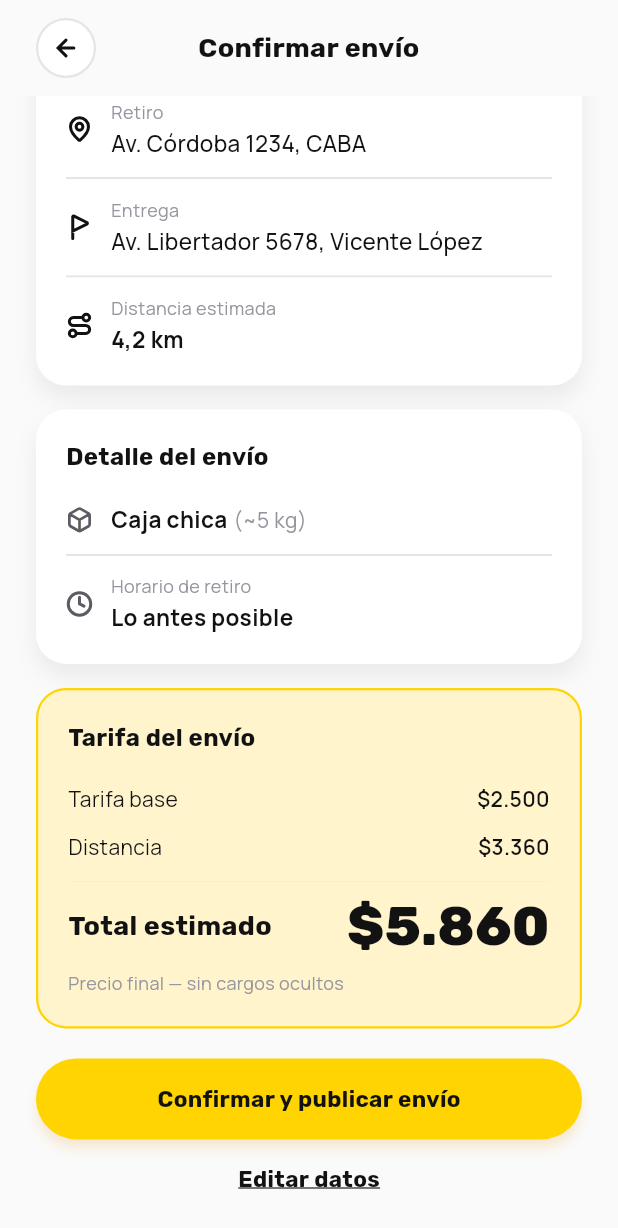
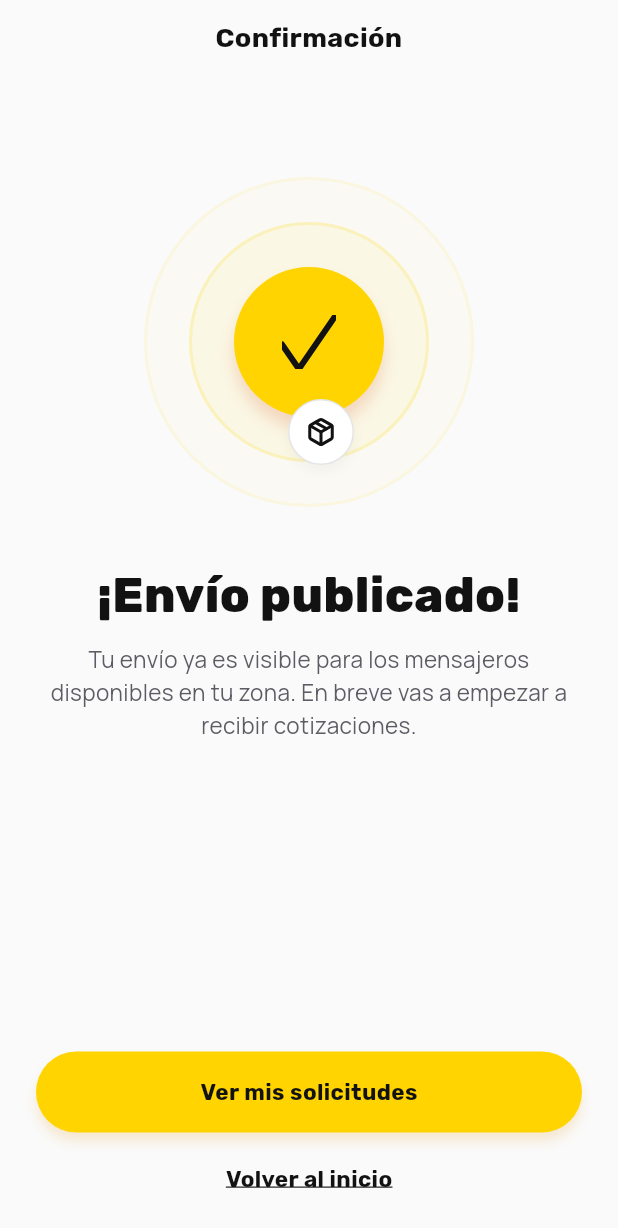
Before and after one commit to Fletesflex/fletesflex-vsc, a Flutter app: the MensajeriaConfirmacionScreen screen opened by its route, scrolled down 121 dp, after a tap on "Confirmar y publicar envío", on a phone screen of 412 x 824 dp. Shown: the top 1228 px of the screen. Run offline on Flutter 3.47's test engine with Material 3 defaults, Android fonts, the phone set to English and light mode, and no system bars; our stand-ins replace flutter_svg, google_fonts.

Commit message:
mensajeria publicada
Co-Authored-By: Claude Sonnet 5 <noreply@anthropic.com>

```diff
--- a/lib/routes.dart
+++ b/lib/routes.dart
@@ -20,6 +20,7 @@ import 'screens/login_screen.dart';
 import 'screens/mensajeria_confirmacion_screen.dart';
 import 'screens/mensajeria_paso1_screen.dart';
 import 'screens/mensajeria_paso2_screen.dart';
+import 'screens/mensajeria_publicada_screen.dart';
 import 'screens/mis_ofertas_screen.dart';
 import 'screens/oferta_enviada_screen.dart';
 import 'screens/pago_resultado_screens.dart';
@@ -52,6 +53,7 @@ abstract final class AppRoutes {
   static const String mensajeriaPaso1 = '/mensajeria/paso-1';
   static const String mensajeriaPaso2 = '/mensajeria/paso-2';
   static const String mensajeriaConfirmacion = '/mensajeria/confirmacion';
+  static const String mensajeriaPublicada = '/mensajeria/publicada';
 
   // Requester: offers.
   static const String listadoOfertas = '/ofertas';
@@ -110,6 +112,7 @@ abstract final class AppRoutes {
     mensajeriaPaso1: (_) => const MensajeriaPaso1Screen(),
     mensajeriaPaso2: (_) => const MensajeriaPaso2Screen(),
     mensajeriaConfirmacion: (_) => const MensajeriaConfirmacionScreen(),
+    mensajeriaPublicada: (_) => const MensajeriaPublicadaScreen(),
     formularioPaso1: (_) => const FormularioPaso1Screen(),
     formularioPaso2: (_) => const FormularioPaso2Screen(),
     resumenPrecio: (_) => const ResumenPrecioScreen(),
--- a/lib/screens/mensajeria_confirmacion_screen.dart
+++ b/lib/screens/mensajeria_confirmacion_screen.dart
@@ -1,6 +1,7 @@
 import 'package:flutter/material.dart';
 import 'package:flutter_svg/flutter_svg.dart';
 
+import '../routes.dart';
 import '../theme/theme.dart';
 import '../utils/format.dart';
 import '../widgets/widgets.dart';
@@ -13,6 +14,7 @@ class MensajeriaConfirmacionScreen extends StatelessWidget {
 
   void _handleConfirm(BuildContext context) {
     // TODO: submit the mensajería request before navigating.
+    Navigator.of(context).pushNamed(AppRoutes.mensajeriaPublicada);
   }
 
   void _handleEdit(BuildContext context) {
--- /dev/null
+++ b/lib/screens/mensajeria_publicada_screen.dart
@@ -0,0 +1,162 @@
+import 'package:flutter/material.dart';
+import 'package:flutter_svg/flutter_svg.dart';
+
+import '../routes.dart';
+import '../theme/theme.dart';
+import '../widgets/widgets.dart';
+
+/// "Mensajería published" confirmation, implemented from the Figma
+/// "mensajeria-publicada" design (file neRKyJz313WM7CEdoZdgGl, node 44:100).
+class MensajeriaPublicadaScreen extends StatelessWidget {
+  const MensajeriaPublicadaScreen({super.key});
+
+  void _handleGoHome(BuildContext context) {
+    // TODO: navigate back to the requester home / root route.
+    Navigator.of(context).popUntil((route) => route.isFirst);
+  }
+
+  @override
+  Widget build(BuildContext context) {
+    return AppPage(
+      title: 'Confirmación',
+      topBarStyle: TopBarStyle.centered,
+      showBack: false,
+      bodyPadding: const EdgeInsets.fromLTRB(
+        AppSpacing.lg,
+        AppSpacing.lg,
+        AppSpacing.lg,
+        AppSpacing.lg,
+      ),
+      bottom: Column(
+        mainAxisSize: MainAxisSize.min,
+        children: [
+          PillButton(
+            label: 'Ver mis solicitudes',
+            onPressed: () =>
+                Navigator.of(context).pushNamed(AppRoutes.listadoOfertas),
+          ),
+          const SizedBox(height: AppSpacing.md),
+          TextLinkButton(
+            label: 'Volver al inicio',
+            color: AppColors.textPrimary,
+            onPressed: () => _handleGoHome(context),
+          ),
+        ],
+      ),
+      children: [
+        const SizedBox(height: AppSpacing.lg),
+        const _PublishedPulseHero(),
+        const SizedBox(height: AppSpacing.sectionGap),
+        Text(
+          '¡Envío publicado!',
+          style: AppTypography.display,
+          textAlign: TextAlign.center,
+        ),
+        const SizedBox(height: AppSpacing.sm),
+        Text(
+          'Tu envío ya es visible para los mensajeros disponibles en tu '
+          'zona. En breve vas a empezar a recibir cotizaciones.',
+          style: AppTypography.body,
+          textAlign: TextAlign.center,
+        ),
+      ],
+    );
+  }
+}
+
+/// Concentric soft-accent rings behind a solid yellow circle holding a check
+/// mark, with a small white package badge overlapping its bottom-right edge.
+class _PublishedPulseHero extends StatelessWidget {
+  const _PublishedPulseHero();
+
+  @override
+  Widget build(BuildContext context) {
+    Widget ring(double size, Color fill, Color border) => Container(
+          width: size,
+          height: size,
+          decoration: BoxDecoration(
+            color: fill,
+            shape: BoxShape.circle,
+            border: Border.all(color: border, width: 2),
+          ),
+        );
+
+    return SizedBox(
+      width: 260,
+      height: 260,
+      child: Stack(
+        alignment: Alignment.center,
+        children: [
+          ring(
+            220,
+            AppColors.accent.withValues(alpha: 0.03),
+            AppColors.accent.withValues(alpha: 0.08),
+          ),
+          ring(
+            160,
+            AppColors.accent.withValues(alpha: 0.06),
+            AppColors.accent.withValues(alpha: 0.18),
+          ),
+          Container(
+            width: 100,
+            height: 100,
+            alignment: Alignment.center,
+            decoration: const BoxDecoration(
+              color: AppColors.accent,
+              shape: BoxShape.circle,
+              boxShadow: [
+                BoxShadow(
+                  color: Color(0x33D95427),
+                  offset: Offset(0, 8),
+                  blurRadius: 8,
+                ),
+              ],
+            ),
+            child: SvgPicture.asset(
+              'assets/icons/check_hero.svg',
+              width: 36,
+              height: 36,
+            ),
+          ),
+          const Positioned(
+            left: 130 + 60 - 23,
+            top: 130 + 60 - 22,
+            child: _PackageBadge(),
+          ),
+        ],
+      ),
+    );
+  }
+}
+
+/// Small white bordered badge holding the package icon, overlapping the
+/// pulse hero's bottom-right edge.
+class _PackageBadge extends StatelessWidget {
+  const _PackageBadge();
+
+  @override
+  Widget build(BuildContext context) {
+    return Container(
+      width: 46,
+      height: 44,
+      alignment: Alignment.center,
+      decoration: BoxDecoration(
+        color: AppColors.surface,
+        shape: BoxShape.circle,
+        border: Border.all(color: AppColors.border),
+        boxShadow: const [
+          BoxShadow(
+            color: Color(0x0A1E1B18),
+            offset: Offset(0, 4),
+            blurRadius: 6,
+          ),
+        ],
+      ),
+      child: SvgPicture.asset(
+        'assets/icons/package_badge.svg',
+        width: 20,
+        height: 20,
+      ),
+    );
+  }
+}
```
Also changed, not shown: assets/icons/package_badge.svg (added).
